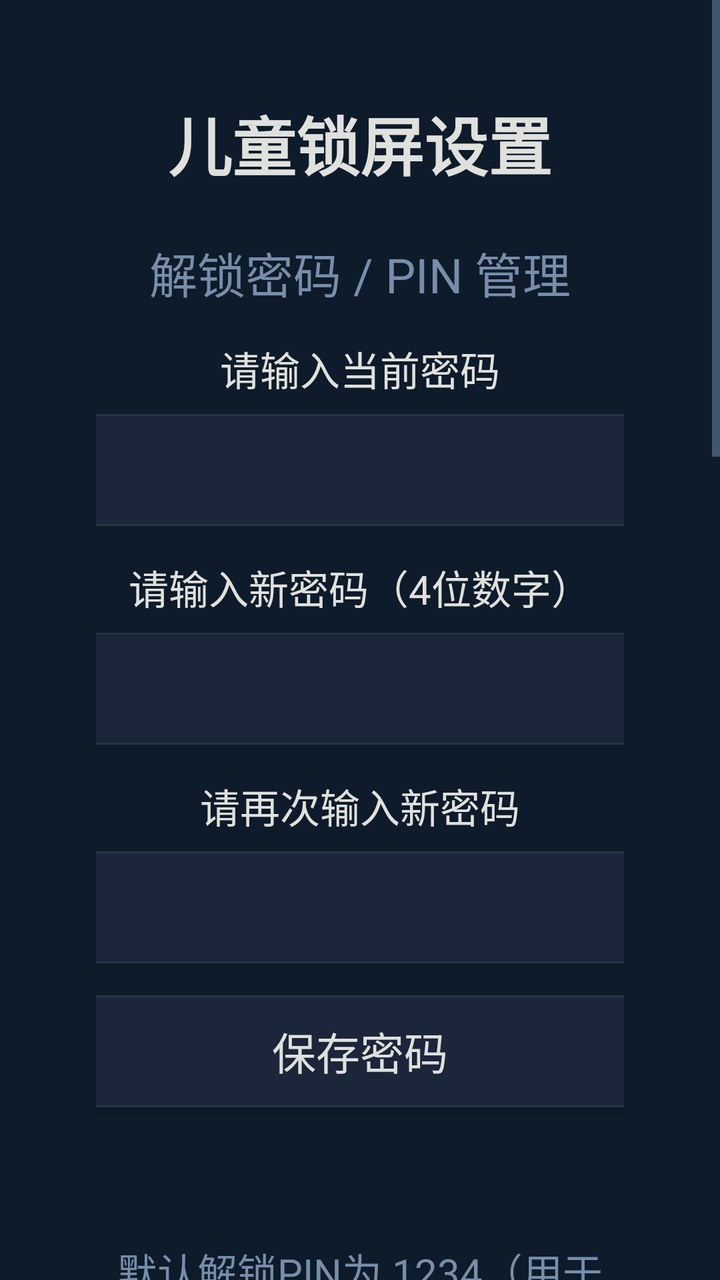
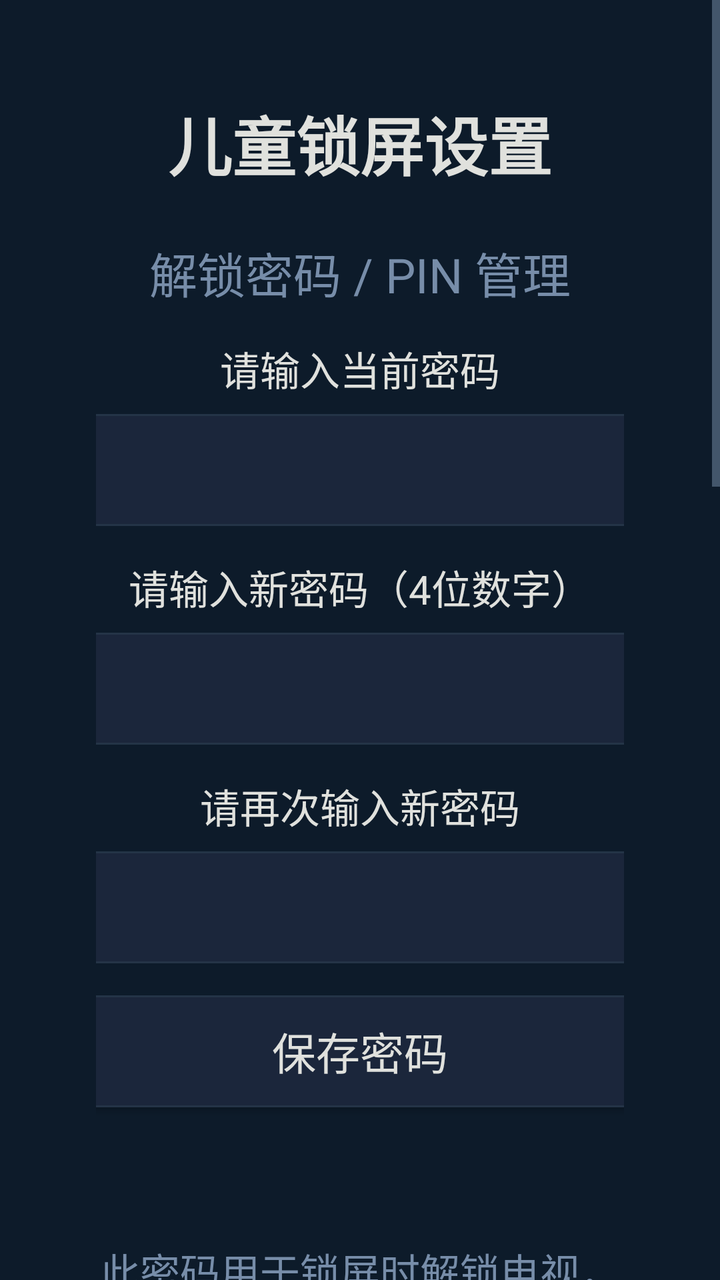

An Android layout rendered at two revisions. The XML below is the earlier revision; the diff shows what the commit changed to produce the second picture.
<!-- AndroidManifest.xml: activity theme Theme.KidsLock -->
<!-- res/layout/activity_settings.xml -->
<?xml version="1.0" encoding="utf-8"?>
<ScrollView xmlns:android="http://schemas.android.com/apk/res/android"
    android:layout_width="match_parent"
    android:layout_height="match_parent"
    android:background="@color/settings_bg"
    android:fillViewport="true">

    <LinearLayout
        android:layout_width="match_parent"
        android:layout_height="wrap_content"
        android:orientation="vertical"
        android:padding="@dimen/tv_margin_h"
        android:gravity="center_horizontal">

        
        <TextView
            android:layout_width="wrap_content"
            android:layout_height="wrap_content"
            android:text="@string/settings_title"
            android:textColor="@color/accent"
            android:textSize="@dimen/text_title"
            android:textStyle="bold"
            android:layout_marginBottom="@dimen/spacing_large" />

        
        <TextView
            android:layout_width="wrap_content"
            android:layout_height="wrap_content"
            android:text="@string/settings_pin_title"
            android:textColor="@color/highlight"
            android:textSize="@dimen/text_subtitle"
            android:layout_marginBottom="@dimen/spacing_medium" />

        <TextView
            android:layout_width="wrap_content"
            android:layout_height="wrap_content"
            android:text="@string/settings_current_pin"
            android:textColor="@color/text_primary"
            android:textSize="@dimen/text_body"
            android:layout_marginBottom="@dimen/spacing_small" />

        <EditText
            android:id="@+id/etCurrentPin"
            android:layout_width="280dp"
            android:layout_height="@dimen/btn_height"
            android:gravity="center"
            android:inputType="number"
            android:maxLength="4"
            android:digits="0123456789"
            android:textSize="@dimen/text_pin"
            android:background="@drawable/btn_option_bg"
            android:textColor="@color/btn_text"
            android:layout_marginBottom="@dimen/spacing_medium" />

        <TextView
            android:layout_width="wrap_content"
            android:layout_height="wrap_content"
            android:text="@string/settings_new_pin"
            android:textColor="@color/text_primary"
            android:textSize="@dimen/text_body"
            android:layout_marginBottom="@dimen/spacing_small" />

        <EditText
            android:id="@+id/etNewPin"
            android:layout_width="280dp"
            android:layout_height="@dimen/btn_height"
            android:gravity="center"
            android:inputType="number"
            android:maxLength="4"
            android:digits="0123456789"
            android:textSize="@dimen/text_pin"
            android:background="@drawable/btn_option_bg"
            android:textColor="@color/btn_text"
            android:layout_marginBottom="@dimen/spacing_medium" />

        <TextView
            android:layout_width="wrap_content"
            android:layout_height="wrap_content"
            android:text="@string/settings_confirm_pin"
            android:textColor="@color/text_primary"
            android:textSize="@dimen/text_body"
            android:layout_marginBottom="@dimen/spacing_small" />

        <EditText
            android:id="@+id/etConfirmPin"
            android:layout_width="280dp"
            android:layout_height="@dimen/btn_height"
            android:gravity="center"
            android:inputType="number"
            android:maxLength="4"
            android:digits="0123456789"
            android:textSize="@dimen/text_pin"
            android:background="@drawable/btn_option_bg"
            android:textColor="@color/btn_text"
            android:layout_marginBottom="@dimen/spacing_medium" />

        <Button
            android:id="@+id/btnSavePin"
            android:layout_width="280dp"
            android:layout_height="@dimen/btn_height"
            android:text="@string/settings_save_pin"
            android:textSize="@dimen/text_button"
            android:background="@drawable/btn_settings_bg"
            android:textColor="@color/btn_text"
            android:focusable="true"
            android:clickable="true" />

        <TextView
            android:id="@+id/tvSettingsMsg"
            android:layout_width="wrap_content"
            android:layout_height="wrap_content"
            android:textColor="@color/wrong_red"
            android:textSize="@dimen/text_body"
            android:layout_marginTop="@dimen/spacing_medium" />

        <TextView
            android:layout_width="wrap_content"
            android:layout_height="wrap_content"
            android:text="@string/settings_pin_note"
            android:textColor="@color/text_secondary"
            android:textSize="@dimen/text_body"
            android:gravity="center"
            android:layout_marginTop="@dimen/spacing_large"
            android:lineSpacingExtra="4dp" />

        
        <TextView
            android:layout_width="wrap_content"
            android:layout_height="wrap_content"
            android:text="应用打开密码（打开本应用时验证）"
            android:textColor="@color/highlight"
            android:textSize="@dimen/text_subtitle"
            android:layout_marginTop="@dimen/spacing_large"
            android:layout_marginBottom="@dimen/spacing_medium" />

        <TextView
            android:layout_width="wrap_content"
            android:layout_height="wrap_content"
            android:text="请输入当前打开密码"
            android:textColor="@color/text_primary"
            android:textSize="@dimen/text_body"
            android:layout_marginBottom="@dimen/spacing_small" />

        <EditText
            android:id="@+id/etCurrentApp"
            android:layout_width="280dp"
            android:layout_height="@dimen/btn_height"
            android:gravity="center"
            android:inputType="number"
            android:maxLength="4"
            android:digits="0123456789"
            android:textSize="@dimen/text_pin"
            android:background="@drawable/btn_option_bg"
            android:textColor="@color/btn_text"
            android:layout_marginBottom="@dimen/spacing_medium" />

        <TextView
            android:layout_width="wrap_content"
            android:layout_height="wrap_content"
            android:text="请输入新打开密码（4位数字）"
            android:textColor="@color/text_primary"
            android:textSize="@dimen/text_body"
            android:layout_marginBottom="@dimen/spacing_small" />

        <EditText
            android:id="@+id/etNewApp"
            android:layout_width="280dp"
            android:layout_height="@dimen/btn_height"
            android:gravity="center"
            android:inputType="number"
            android:maxLength="4"
            android:digits="0123456789"
            android:textSize="@dimen/text_pin"
            android:background="@drawable/btn_option_bg"
            android:textColor="@color/btn_text"
            android:layout_marginBottom="@dimen/spacing_medium" />

        <TextView
            android:layout_width="wrap_content"
            android:layout_height="wrap_content"
            android:text="请再次输入新打开密码"
            android:textColor="@color/text_primary"
            android:textSize="@dimen/text_body"
            android:layout_marginBottom="@dimen/spacing_small" />

        <EditText
            android:id="@+id/etConfirmApp"
            android:layout_width="280dp"
            android:layout_height="@dimen/btn_height"
            android:gravity="center"
            android:inputType="number"
            android:maxLength="4"
            android:digits="0123456789"
            android:textSize="@dimen/text_pin"
            android:background="@drawable/btn_option_bg"
            android:textColor="@color/btn_text"
            android:layout_marginBottom="@dimen/spacing_medium" />

        <Button
            android:id="@+id/btnSaveApp"
            android:layout_width="280dp"
            android:layout_height="@dimen/btn_height"
            android:text="保存应用密码"
            android:textSize="@dimen/text_button"
            android:background="@drawable/btn_settings_bg"
            android:textColor="@color/btn_text"
            android:focusable="true"
            android:clickable="true" />

        <TextView
            android:id="@+id/tvAppMsg"
            android:layout_width="wrap_content"
            android:layout_height="wrap_content"
            android:textColor="@color/wrong_red"
            android:textSize="@dimen/text_body"
            android:layout_marginTop="@dimen/spacing_medium" />

        <TextView
            android:layout_width="wrap_content"
            android:layout_height="wrap_content"
            android:text="默认打开密码为 4321，请尽快修改为专属密码。"
            android:textColor="@color/text_secondary"
            android:textSize="@dimen/text_body"
            android:gravity="center"
            android:layout_marginTop="@dimen/spacing_medium"
            android:lineSpacingExtra="4dp" />

        
        <TextView
            android:layout_width="wrap_content"
            android:layout_height="wrap_content"
            android:text="设备管理员（防卸载保护）"
            android:textColor="@color/highlight"
            android:textSize="@dimen/text_subtitle"
            android:layout_marginTop="@dimen/spacing_large"
            android:layout_marginBottom="@dimen/spacing_medium" />

        <Button
            android:id="@+id/btnActivateAdmin"
            android:layout_width="320dp"
            android:layout_height="@dimen/btn_height"
            android:text="激活设备管理员（防误卸载）"
            android:textSize="@dimen/text_button"
            android:background="@drawable/btn_settings_bg"
            android:textColor="@color/btn_text"
            android:focusable="true"
            android:clickable="true" />

        <TextView
            android:id="@+id/tvAdminMsg"
            android:layout_width="wrap_content"
            android:layout_height="wrap_content"
            android:textColor="@color/wrong_red"
            android:textSize="@dimen/text_body"
            android:layout_marginTop="@dimen/spacing_medium" />

        <TextView
            android:layout_width="wrap_content"
            android:layout_height="wrap_content"
            android:text="激活后，卸载本应用需先在系统“设置 → 安全 → 设备管理员”中取消本应用的管理员权限。忘记取消方法也无妨，恢复出厂设置可清除。"
            android:textColor="@color/text_secondary"
            android:textSize="@dimen/text_body"
            android:gravity="center"
            android:layout_marginTop="@dimen/spacing_medium"
            android:lineSpacingExtra="4dp" />

    </LinearLayout>
</ScrollView>
<!-- resources referenced by this layout -->
<resources>
  <color name="accent">#E0E1DD</color>
  <color name="btn_text">#E0E1DD</color>
  <color name="highlight">#778DA9</color>
  <color name="settings_bg">#0D1B2A</color>
  <color name="text_primary">#E0E1DD</color>
  <color name="text_secondary">#778DA9</color>
  <color name="wrong_red">#E63946</color>
  <dimen name="btn_height">56dp</dimen>
  <dimen name="spacing_large">24dp</dimen>
  <dimen name="spacing_medium">16dp</dimen>
  <dimen name="spacing_small">8dp</dimen>
  <dimen name="text_body">20sp</dimen>
  <dimen name="text_button">22sp</dimen>
  <dimen name="text_pin">28sp</dimen>
  <dimen name="text_subtitle">24sp</dimen>
  <dimen name="text_title">32sp</dimen>
  <dimen name="tv_margin_h">48dp</dimen>
  <!-- drawable btn_option_bg (drawable) -->
  <?xml version="1.0" encoding="utf-8"?>
  <selector xmlns:android="http://schemas.android.com/apk/res/android">
      
      <item android:state_focused="true">
          <shape android:shape="rectangle">
              <solid android:color="@color/btn_focused" />
              <stroke android:width="3dp" android:color="@color/btn_focused_border" />
              <corners android:radius="@dimen/btn_corner" />
          </shape>
      </item>
      
      <item android:state_pressed="true">
          <shape android:shape="rectangle">
              <solid android:color="@color/btn_focused" />
              <stroke android:width="2dp" android:color="@color/btn_focused_border" />
              <corners android:radius="@dimen/btn_corner" />
          </shape>
      </item>
      
      <item>
          <shape android:shape="rectangle">
              <solid android:color="@color/btn_normal" />
              <stroke android:width="1dp" android:color="@color/bg_surface_light" />
              <corners android:radius="@dimen/btn_corner" />
          </shape>
      </item>
  </selector>
  <!-- drawable btn_settings_bg (drawable) -->
  <?xml version="1.0" encoding="utf-8"?>
  <selector xmlns:android="http://schemas.android.com/apk/res/android">
      <item android:state_focused="true">
          <shape android:shape="rectangle">
              <solid android:color="@color/btn_focused" />
              <stroke android:width="2dp" android:color="@color/btn_focused_border" />
              <corners android:radius="@dimen/btn_corner" />
          </shape>
      </item>
      <item android:state_pressed="true">
          <shape android:shape="rectangle">
              <solid android:color="@color/btn_focused" />
              <corners android:radius="@dimen/btn_corner" />
          </shape>
      </item>
      <item>
          <shape android:shape="rectangle">
              <solid android:color="@color/btn_normal" />
              <stroke android:width="1dp" android:color="@color/bg_surface_light" />
              <corners android:radius="@dimen/btn_corner" />
          </shape>
      </item>
  </selector>
  <string name="settings_confirm_pin">请再次输入新密码</string>
  <string name="settings_current_pin">请输入当前密码</string>
  <string name="settings_new_pin">请输入新密码（4位数字）</string>
  <string name="settings_pin_note">默认解锁PIN为 1234（用于锁屏时解锁电视），请尽快修改，防止儿童解锁。</string>
  <string name="settings_pin_title">解锁密码 / PIN 管理</string>
  <string name="settings_save_pin">保存密码</string>
  <string name="settings_title">儿童锁屏设置</string>
  <style name="Theme.KidsLock" parent="Theme.AppCompat.NoActionBar">
          <item name="colorPrimary">@color/primary</item>
          <item name="colorPrimaryDark">@color/bg_dark</item>
          <item name="colorAccent">@color/highlight</item>
          <item name="android:windowBackground">@color/settings_bg</item>
          <item name="android:textColorPrimary">@color/text_primary</item>
          <item name="android:textColorSecondary">@color/text_secondary</item>
      </style>
  <color name="btn_focused">#415A77</color>
  <color name="btn_focused_border">#778DA9</color>
  <dimen name="btn_corner">8dp</dimen>
  <color name="btn_normal">#1B263B</color>
  <color name="bg_surface_light">#243447</color>
  <color name="primary">#415A77</color>
  <color name="bg_dark">#0D1B2A</color>
</resources>

<!-- the commit's change to res/layout/activity_settings.xml (unified diff, before → after) -->
@@ -215,16 +215,6 @@
             android:textSize="@dimen/text_body"
             android:layout_marginTop="@dimen/spacing_medium" />
 
-        <TextView
-            android:layout_width="wrap_content"
-            android:layout_height="wrap_content"
-            android:text="默认打开密码为 4321，请尽快修改为专属密码。"
-            android:textColor="@color/text_secondary"
-            android:textSize="@dimen/text_body"
-            android:gravity="center"
-            android:layout_marginTop="@dimen/spacing_medium"
-            android:lineSpacingExtra="4dp" />
-
         
         <TextView
             android:layout_width="wrap_content"
<!-- resource entries referenced after the edit -->
@@ -72,7 +72,7 @@
   <string name="settings_confirm_pin">请再次输入新密码</string>
   <string name="settings_current_pin">请输入当前密码</string>
   <string name="settings_new_pin">请输入新密码（4位数字）</string>
-  <string name="settings_pin_note">默认解锁PIN为 1234（用于锁屏时解锁电视），请尽快修改，防止儿童解锁。</string>
+  <string name="settings_pin_note">此密码用于锁屏时解锁电视，请尽快修改，防止儿童解锁。</string>
   <string name="settings_pin_title">解锁密码 / PIN 管理</string>
   <string name="settings_save_pin">保存密码</string>
   <string name="settings_title">儿童锁屏设置</string>
